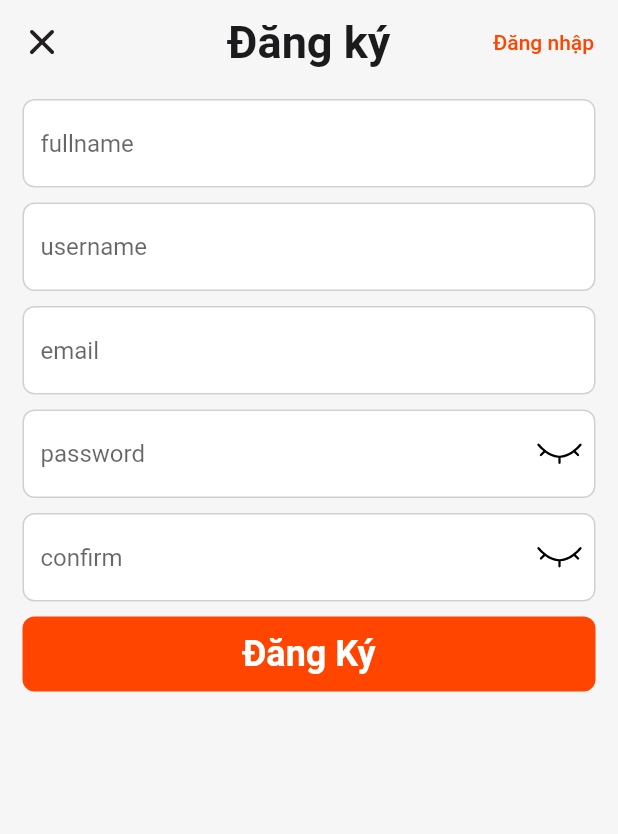
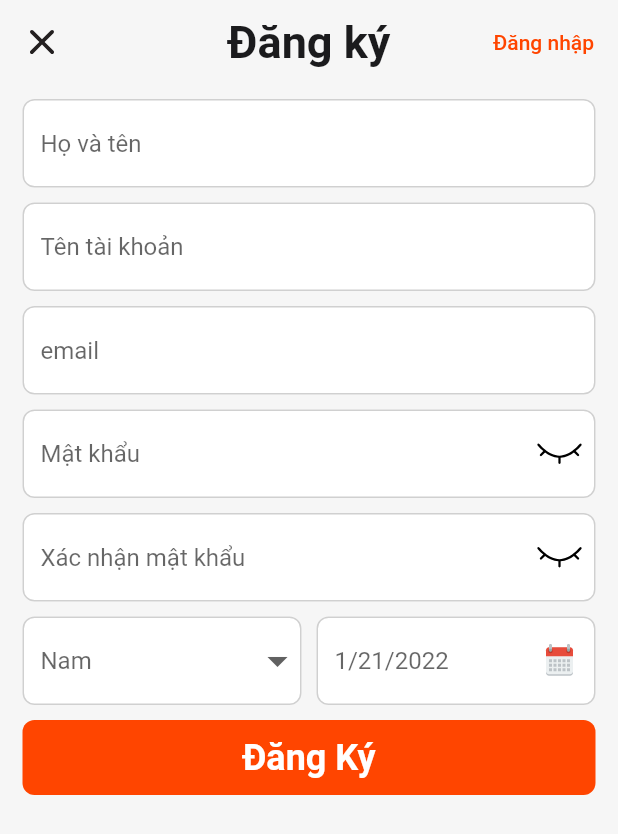
Before and after one commit to CaoThang7/TwinSocial-NetWork, a Flutter app: the screen it shows after launch, after a tap on "Đăng nhập", after a tap on "Đăng ký", on a phone screen of 412 x 824 dp. Shown: the top 834 px of the screen. Run offline on Flutter 3.47's test engine with Material 2 defaults, Android fonts, the phone set to English and light mode, and no system bars; our stand-ins replace dio, flutter_secure_storage, flutter_svg, logger.

Commit message:
Custom Screen Register (add register gender and birthday for user)

```diff
--- a/lib/Components/Register/body.dart
+++ b/lib/Components/Register/body.dart
@@ -4,7 +4,9 @@ import 'package:flutter_svg/svg.dart';
 import 'package:twin_social_network/Components/Register/input_field.dart';
 import 'package:twin_social_network/Components/Register/styles.dart';
 import 'package:twin_social_network/Components/Register/valid.dart';
+import 'package:twin_social_network/Models/Gender/GenderModel.dart';
 import 'package:twin_social_network/NetWork/NetworkHandler.dart';
+import 'package:intl/intl.dart';
 
 class Body extends StatefulWidget {
   @override
@@ -19,6 +21,8 @@ class _BodyState extends State<Body> {
   final _confirmController = TextEditingController();
   bool visPassword = true;
   bool visConfirmPassword = true;
+  DateTime _selectedDate = DateTime.now();
+  String _gender = "Nam";
   final _globalkey = GlobalKey<FormState>();
   NetworkHandler networkHandler = NetworkHandler();
   // Hàm onclick đăng ký check validate
@@ -30,6 +34,8 @@ class _BodyState extends State<Body> {
         "username": _usernameController.text,
         "email": _emailController.text,
         "password": _passwordController.text,
+        "gender": _gender,
+        "birthday": DateFormat.yMd().format(_selectedDate),
       };
       print(data);
 
@@ -42,6 +48,48 @@ class _BodyState extends State<Body> {
         print("That bai");
       }
       ;
+    }
+  }
+  //Show Calendar
+  Future<void> _getDateFromUser(BuildContext context) async {
+      DateTime? picked = await showDatePicker(
+        context: context,
+        builder: (BuildContext context, Widget ?child) {
+        //Custom Theme Calendar
+        return Theme(
+          data: ThemeData(
+            primarySwatch: Colors.grey,
+            splashColor: Colors.black,
+            textTheme: TextTheme(
+            subtitle1: TextStyle(color: Colors.black),
+            button: TextStyle(color: Colors.black),
+          ),
+          colorScheme: ColorScheme.light(
+            primary: AppColors.baseOrangeColor,
+            primaryVariant: Colors.black,
+            secondaryVariant: Colors.black,
+            onSecondary: Colors.black,
+            onPrimary: Colors.white,
+            surface: Colors.black,
+            onSurface: Colors.black,
+            secondary: Colors.black),
+            dialogBackgroundColor: Colors.white,
+        ),
+        child: child ??Text(""),
+      );
+    }
+    initialDate: DateTime.now(),
+    firstDate: DateTime(1960, 8),
+    lastDate: DateTime.now()
+    );
+    //Nếu giá trị khi người dùng chọn trong calendar khác rỗng
+    //Biến _selectedDate sẽ = giá trị người dùng chọn
+    if(picked != null){
+      setState(() {
+        _selectedDate = picked;
+      });
+    }else{
+      print("Some thing went wrong");
     }
   }
 
@@ -66,8 +114,9 @@ class _BodyState extends State<Body> {
             key: _globalkey,
             child: Column(
               children: [
+                // Input Họ và tên
                 InputRegister(
-                  hint: "fullname",
+                  hint: "Họ và tên",
                   controller: _fullnameController,
                   valid_input: validFullName,
                   suffixIcon: _fullnameController.text.isEmpty
@@ -82,8 +131,9 @@ class _BodyState extends State<Body> {
                         ),
                   visBool: false,
                 ),
+                // Input Tên tài khoản
                 InputRegister(
-                  hint: "username",
+                  hint: "Tên tài khoản",
                   controller: _usernameController,
                   valid_input: validUserName,
                   suffixIcon: _usernameController.text.isEmpty
@@ -98,6 +148,7 @@ class _BodyState extends State<Body> {
                         ),
                   visBool: false,
                 ),
+                // Input Email
                 InputRegister(
                   hint: "email",
                   controller: _emailController,
@@ -114,8 +165,9 @@ class _BodyState extends State<Body> {
                         ),
                   visBool: false,
                 ),
+                // Input Password
                 InputRegister(
-                  hint: "password",
+                  hint: "Mật khẩu",
                   controller: _passwordController,
                   valid_input: validPassword,
                   suffixIcon: IconButton(
@@ -130,8 +182,9 @@ class _BodyState extends State<Body> {
                   ),
                   visBool: visPassword,
                 ),
+                // Input Confirm Password
                 InputRegister(
-                  hint: "confirm",
+                  hint: "Xác nhận mật khẩu",
                   controller: _confirmController,
                   valid_input: validConfirmPassword,
                   suffixIcon: IconButton(
@@ -145,6 +198,54 @@ class _BodyState extends State<Body> {
                     },
                   ),
                   visBool: visConfirmPassword,
+                ),
+                // Hàng chứa input ngày sinh và giới tính
+                Row(
+                  children: [
+                    // Input giới tính
+                    Expanded(
+                      child: InputRegister(
+                        hint: _gender,
+                        suffixIcon: DropdownButtonHideUnderline(
+                          child: DropdownButton(
+                            elevation: 0,
+                            iconSize: 32,
+                            // lấy dữ liệu từ GenderModel và map ra
+                            items: GenderModel().genderList.map((String value) {
+                              return DropdownMenuItem<String>(
+                                value: value.toString(),
+                                child: Text(
+                                  value.toString(),
+                                ),
+                              );
+                            }).toList(),
+                            onChanged: (String? value) {
+                              setState(() {
+                                _gender = value!;
+                              });
+                            },
+                          ),
+                        ),
+                        visBool: false,
+                      ),
+                    ),
+                    SizedBox(
+                      width: 10,
+                    ),
+                    // Input ngày sinh
+                    Expanded(
+                      child: InputRegister(
+                        hint: DateFormat.yMd().format(_selectedDate),
+                        suffixIcon: IconButton(
+                          icon: SvgPicture.asset("assets/icons/calendar.svg"),
+                          onPressed: () {
+                            _getDateFromUser(context);
+                          },
+                        ),
+                        visBool: false,
+                      ),
+                    ),
+                  ],
                 ),
                 SizedBox(
                   height: 10,
--- /dev/null
+++ b/lib/Models/Gender/GenderModel.dart
@@ -0,0 +1,9 @@
+import 'package:flutter/material.dart';
+
+class GenderModel {
+  List<String> genderList = [
+    "Nam",
+    "Nữ",
+    "Khác"
+  ];
+}
--- a/pubspec.yaml
+++ b/pubspec.yaml
@@ -40,6 +40,7 @@ dependencies:
   logger: ^1.1.0
   dio: ^4.0.4
   flutter_secure_storage: ^5.0.2
+  intl: ^0.17.0
 
 dev_dependencies:
   flutter_test:
```
Also changed, not shown: assets/icons/arrowdown.svg (added), assets/icons/calendar.svg (added), lib/Components/Register/styles.dart (line endings or trailing spaces), pubspec.lock.
